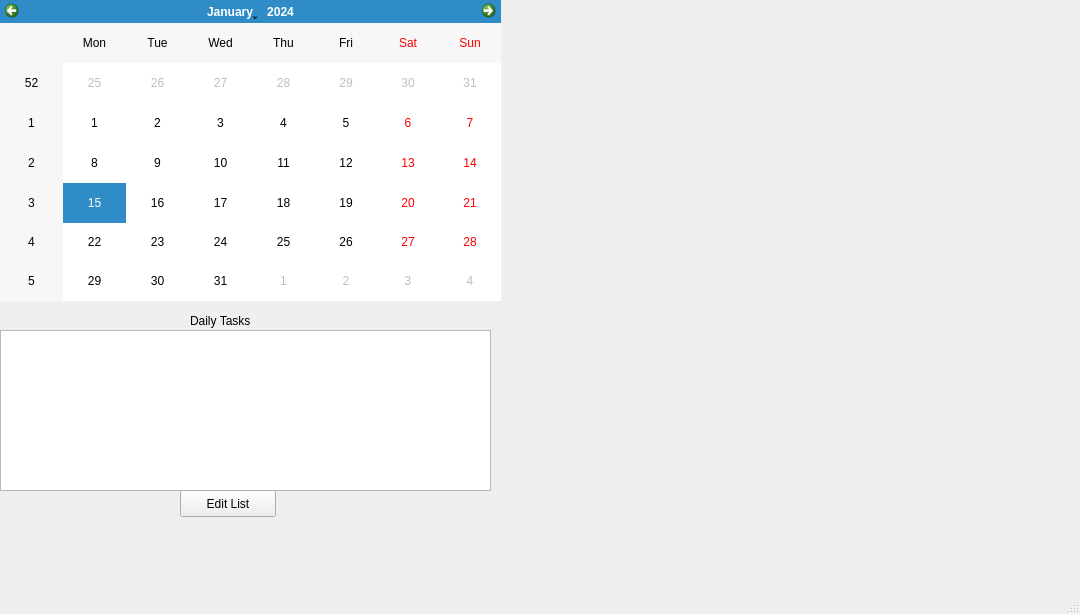
The window that Todo/mainwindow.ui (DGotshalk/Todo-Manager) describes before a commit, drawn with Qt 5.
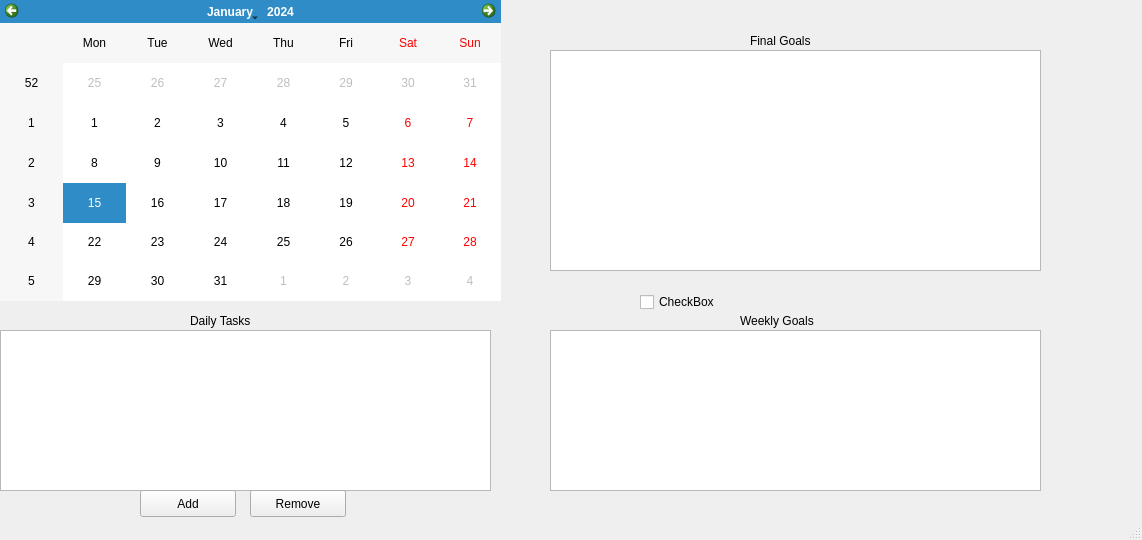
The same window after the commit. Custom widgets are drawn as their Qt base class.

Commit message: better implementation of the daily items view, can add an item with a button now

```diff
--- a/Todo/mainwindow.ui
+++ b/Todo/mainwindow.ui
@@ -6,8 +6,8 @@
    <rect>
     <x>0</x>
     <y>0</y>
-    <width>1080</width>
-    <height>614</height>
+    <width>1142</width>
+    <height>540</height>
    </rect>
   </property>
   <property name="windowTitle">
@@ -50,14 +50,86 @@
    <widget class="QPushButton" name="editlistButton">
     <property name="geometry">
      <rect>
-      <x>180</x>
+      <x>140</x>
       <y>490</y>
       <width>96</width>
       <height>27</height>
      </rect>
     </property>
     <property name="text">
-     <string>Edit List</string>
+     <string>Add</string>
+    </property>
+   </widget>
+   <widget class="Daily_items" name="weeklylistWidget">
+    <property name="geometry">
+     <rect>
+      <x>550</x>
+      <y>330</y>
+      <width>491</width>
+      <height>161</height>
+     </rect>
+    </property>
+   </widget>
+   <widget class="Daily_items" name="endlistWidget">
+    <property name="geometry">
+     <rect>
+      <x>550</x>
+      <y>50</y>
+      <width>491</width>
+      <height>221</height>
+     </rect>
+    </property>
+   </widget>
+   <widget class="QLabel" name="EndGoals">
+    <property name="geometry">
+     <rect>
+      <x>750</x>
+      <y>30</y>
+      <width>91</width>
+      <height>21</height>
+     </rect>
+    </property>
+    <property name="text">
+     <string>Final Goals</string>
+    </property>
+   </widget>
+   <widget class="QLabel" name="WeeklyGoal">
+    <property name="geometry">
+     <rect>
+      <x>740</x>
+      <y>310</y>
+      <width>111</width>
+      <height>21</height>
+     </rect>
+    </property>
+    <property name="text">
+     <string>Weekly Goals</string>
+    </property>
+   </widget>
+   <widget class="QPushButton" name="removefromlistButton">
+    <property name="geometry">
+     <rect>
+      <x>250</x>
+      <y>490</y>
+      <width>96</width>
+      <height>27</height>
+     </rect>
+    </property>
+    <property name="text">
+     <string>Remove</string>
+    </property>
+   </widget>
+   <widget class="QCheckBox" name="checkBox">
+    <property name="geometry">
+     <rect>
+      <x>640</x>
+      <y>290</y>
+      <width>104</width>
+      <height>24</height>
+     </rect>
+    </property>
+    <property name="text">
+     <string>CheckBox</string>
     </property>
    </widget>
   </widget>
```
Left out of the diff: 2 changed lines with no effect on the pictures. The commit also changes 6 other files.
